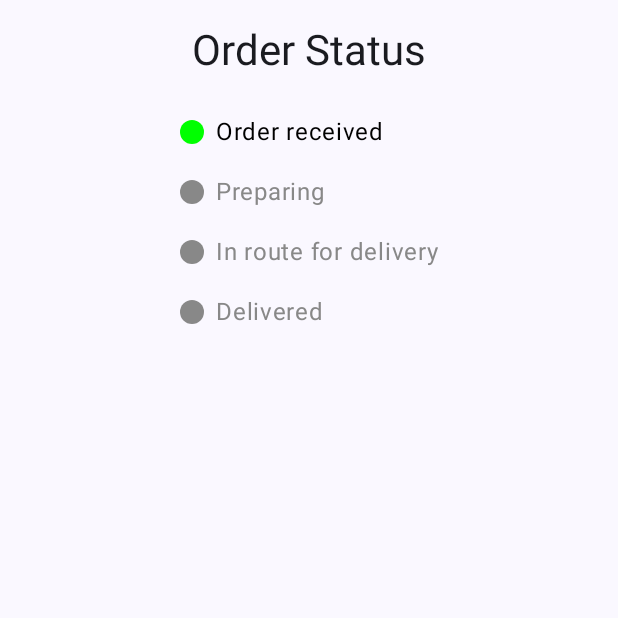
After one commit to guisussel/brigadeirao-app, an Android app built with Jetpack Compose: the composable TrackOrderStatusScreen shown on its own in the app's theme, on a phone screen of 412 x 824 dp, the top half of it. The commit adds this screen. Run offline under Robolectric (Android 15) with nearby library versions, the phone set to English and light mode, and no system bars.

Commit message:
added track order screen functional example

```diff
--- /dev/null
+++ b/app/src/main/java/com/sussel/brigadeirao/view/TrackOrderStatusScreen.kt
@@ -0,0 +1,75 @@
+package com.sussel.brigadeirao.view
+
+import androidx.compose.foundation.background
+import androidx.compose.foundation.layout.*
+import androidx.compose.foundation.shape.CircleShape
+import androidx.compose.material3.MaterialTheme
+import androidx.compose.material3.OutlinedButton
+import androidx.compose.material3.Text
+import androidx.compose.runtime.Composable
+import androidx.compose.runtime.collectAsState
+import androidx.compose.ui.Alignment
+import androidx.compose.ui.Modifier
+import androidx.compose.ui.graphics.Color
+import androidx.compose.ui.res.stringResource
+import androidx.compose.ui.tooling.preview.Preview
+import androidx.compose.ui.unit.dp
+import androidx.lifecycle.viewmodel.compose.viewModel
+import com.sussel.brigadeirao.R
+import com.sussel.brigadeirao.viewmodel.OrderStatus
+import com.sussel.brigadeirao.viewmodel.OrderStatusViewModel
+
+@Composable
+fun TrackOrderStatusScreen(
+    onCancelButtonClicked: () -> Unit,
+    modifier: Modifier = Modifier
+) {
+    val orderStatusViewModel: OrderStatusViewModel = viewModel()
+    val orderStatus = orderStatusViewModel.orderStatus.collectAsState()
+
+    Column(
+        modifier = modifier
+            .fillMaxSize()
+            .padding(16.dp),
+        horizontalAlignment = Alignment.CenterHorizontally
+    ) {
+        Text("Order Status", style = MaterialTheme.typography.headlineMedium)
+
+        Spacer(modifier = Modifier.height(16.dp))
+
+        OrderStatusTimeline(currentStatus = orderStatus.value)
+
+        Spacer(modifier = Modifier.height(32.dp))
+
+    }
+}
+
+@Composable
+fun OrderStatusTimeline(currentStatus: OrderStatus) {
+    val statusList = listOf(
+        OrderStatus.RECEIVED to "Order received",
+        OrderStatus.PREPARING to "Preparing",
+        OrderStatus.IN_ROUTE to "In route for delivery",
+        OrderStatus.DELIVERED to "Delivered"
+    )
+
+    Column {
+        statusList.forEach { (status, label) ->
+            Row(
+                verticalAlignment = Alignment.CenterVertically,
+                modifier = Modifier.padding(vertical = 8.dp)
+            ) {
+                val color = if (status <= currentStatus) Color.Green else Color.Gray
+                Box(
+                    modifier = Modifier
+                        .size(16.dp)
+                        .background(color, shape = CircleShape)
+                )
+
+                Spacer(modifier = Modifier.width(8.dp))
+
+                Text(label, color = if (status <= currentStatus) Color.Black else Color.Gray)
+            }
+        }
+    }
+}
--- /dev/null
+++ b/app/src/main/java/com/sussel/brigadeirao/viewmodel/OrderStatusViewModel.kt
@@ -0,0 +1,40 @@
+package com.sussel.brigadeirao.viewmodel
+
+import androidx.lifecycle.ViewModel
+import androidx.lifecycle.viewModelScope
+import kotlinx.coroutines.Dispatchers
+import kotlinx.coroutines.delay
+import kotlinx.coroutines.flow.MutableStateFlow
+import kotlinx.coroutines.flow.StateFlow
+import kotlinx.coroutines.launch
+
+enum class OrderStatus {
+    RECEIVED, PREPARING, IN_ROUTE, DELIVERED
+}
+
+class OrderStatusViewModel : ViewModel() {
+    private val _orderStatus = MutableStateFlow(OrderStatus.RECEIVED)
+    val orderStatus: StateFlow<OrderStatus> = _orderStatus
+
+    init {
+        trackOrderStatus()
+    }
+
+    private fun trackOrderStatus() {
+        viewModelScope.launch(Dispatchers.IO) {
+            while (_orderStatus.value != OrderStatus.DELIVERED) {
+                // Simula a requisição para a API e atualiza o status
+                val newStatus = fetchOrderStatusFromApi()
+                _orderStatus.value = newStatus
+
+                delay(10000) // Espera 10 segundos antes de fazer a próxima requisição
+            }
+        }
+    }
+
+    private suspend fun fetchOrderStatusFromApi(): OrderStatus {
+        // Aqui você faria a requisição para a API para obter o status atual do pedido
+        // Exemplo fictício de resposta da API
+        return OrderStatus.entries.toTypedArray().random() // Simula a resposta da API
+    }
+}
--- a/app/src/main/res/values/strings.xml
+++ b/app/src/main/res/values/strings.xml
@@ -3,6 +3,7 @@
     <string name="choose_filling">Choose Filling</string>
     <string name="choose_pickup_date">Choose Pickup Date</string>
     <string name="order_summary">Order Summary</string>
+    <string name="track_order">Track Order</string>
     <string name="order_brigadeiros">Order brigadeiros</string>
     <string name="available_options">Available options:</string>
     <string name="back">Back</string>
```
Also changed, not shown: app/src/main/java/com/sussel/brigadeirao/BrigadeiraoApp.kt (+14 -1 lines), app/src/main/java/com/sussel/brigadeirao/view/StartOrderScreen.kt (+17 -2 lines).
